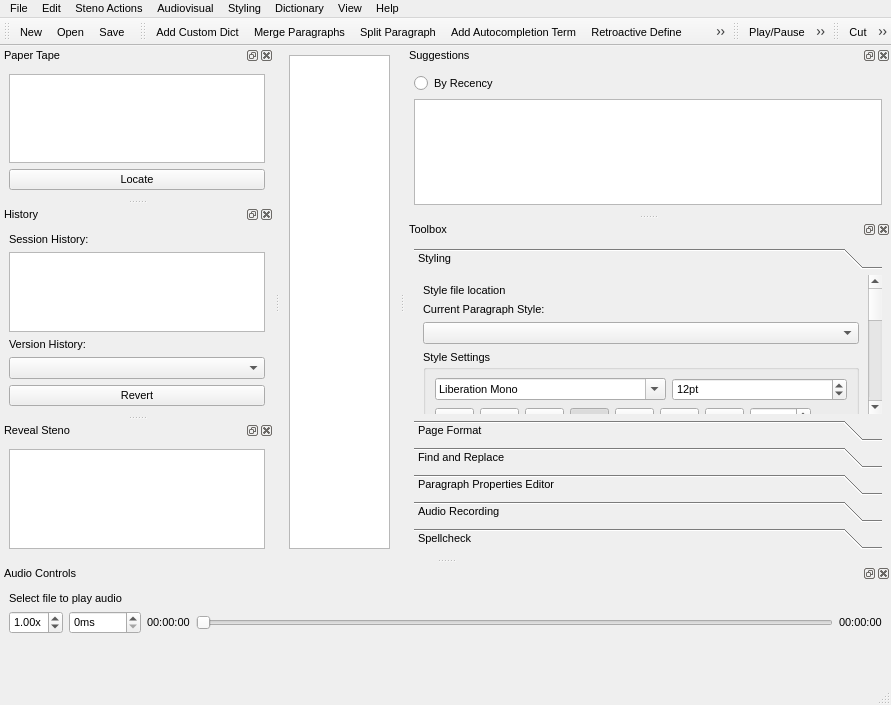
greenwyrt/plover2CAT, file plover_cat/plover_cat.ui: the form before one commit.
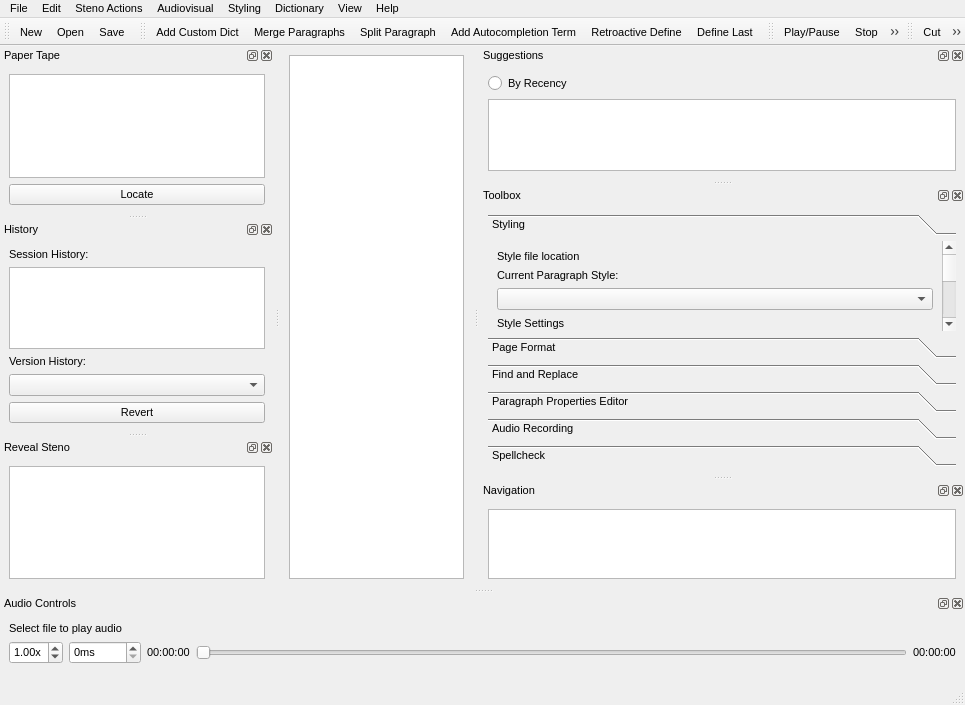
The form after the commit. The open tabs and pages were chosen to show the change. Icons and pictures are not drawn. Custom widgets are drawn as their Qt base class.

The edit to the form file:
```diff
--- a/plover_cat/plover_cat.ui
+++ b/plover_cat/plover_cat.ui
@@ -6,8 +6,8 @@
    <rect>
     <x>0</x>
     <y>0</y>
-    <width>891</width>
-    <height>705</height>
+    <width>965</width>
+    <height>668</height>
    </rect>
   </property>
   <property name="sizePolicy">
@@ -22,6 +22,43 @@
     <height>0</height>
    </size>
   </property>
+  <property name="palette">
+   <palette>
+    <active>
+     <colorrole role="AlternateBase">
+      <brush brushstyle="SolidPattern">
+       <color alpha="255">
+        <red>160</red>
+        <green>160</green>
+        <blue>160</blue>
+       </color>
+      </brush>
+     </colorrole>
+    </active>
+    <inactive>
+     <colorrole role="AlternateBase">
+      <brush brushstyle="SolidPattern">
+       <color alpha="255">
+        <red>160</red>
+        <green>160</green>
+        <blue>160</blue>
+       </color>
+      </brush>
+     </colorrole>
+    </inactive>
+    <disabled>
+     <colorrole role="AlternateBase">
+      <brush brushstyle="SolidPattern">
+       <color alpha="255">
+        <red>160</red>
+        <green>160</green>
+        <blue>160</blue>
+       </color>
+      </brush>
+     </colorrole>
+    </disabled>
+   </palette>
+  </property>
   <property name="font">
    <font>
     <pointsize>8</pointsize>
@@ -31,7 +68,7 @@
    <string>MainWindow</string>
   </property>
   <widget class="QWidget" name="centralwidget">
-   <layout class="QVBoxLayout" name="verticalLayout_12">
+   <layout class="QHBoxLayout" name="horizontalLayout_14">
     <item>
      <layout class="QHBoxLayout" name="horizontalLayout">
       <item>
@@ -85,7 +122,7 @@
     <rect>
      <x>0</x>
      <y>0</y>
-     <width>891</width>
+     <width>965</width>
      <height>19</height>
     </rect>
    </property>
@@ -609,7 +646,7 @@
         <property name="geometry">
          <rect>
           <x>0</x>
-          <y>0</y>
+          <y>-403</y>
           <width>363</width>
           <height>472</height>
          </rect>
@@ -2331,6 +2368,21 @@
    <addaction name="actionPaste"/>
    <addaction name="actionInsertNormalText"/>
   </widget>
+  <widget class="QDockWidget" name="dockNavigation">
+   <property name="windowTitle">
+    <string>Navigation</string>
+   </property>
+   <attribute name="dockWidgetArea">
+    <number>2</number>
+   </attribute>
+   <widget class="QWidget" name="dockWidgetContents_2">
+    <layout class="QVBoxLayout" name="verticalLayout_12">
+     <item>
+      <widget class="QListWidget" name="navigationList"/>
+     </item>
+    </layout>
+   </widget>
+  </widget>
   <action name="actionOpen_Stroke_Log">
    <property name="text">
     <string>Open Stroke Log...</string>
```
Left out of the diff: 66 changed lines with no effect on the pictures.
